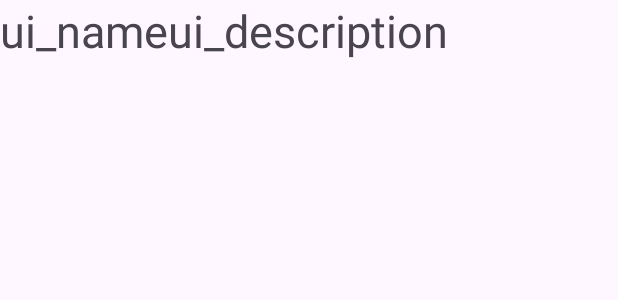
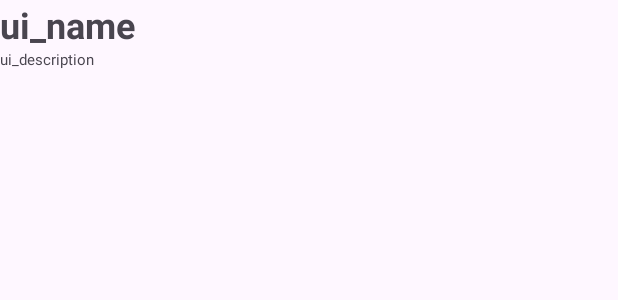
Before and after one commit to 2JyinLogic/Android-All-in-One-Learning-App, an Android app: the layout list_item.xml on its own in the app's theme, with its tools: preview values and no code run, on a phone screen of 412 x 824 dp. Shown: the top 300 px of the screen. Run offline under Robolectric (Android 15) with nearby library versions, the phone set to English and light mode, and no system bars.

Commit message:
beautify the search bar

```diff
--- a/app/src/main/java/com/can301/gp/searchbar/SearchAdapder.java
+++ b/app/src/main/java/com/can301/gp/searchbar/SearchAdapder.java
@@ -78,6 +78,7 @@ public class SearchAdapder extends BaseAdapter implements Filterable {
         final Demonstration item = (Demonstration)getItem(position);
 
         holder.ui_name.setText(item.title);
+        holder.ui_name.setCompoundDrawablesWithIntrinsicBounds(item.iconId, 0, 0, 0);
         holder.ui_description.setText(item.description);
 
 
--- a/app/src/main/res/layout/list_item.xml
+++ b/app/src/main/res/layout/list_item.xml
@@ -2,25 +2,26 @@
 <LinearLayout xmlns:android="http://schemas.android.com/apk/res/android"
     android:layout_width="match_parent"
     android:layout_height="match_parent"
-    android:orientation="horizontal"
+    android:orientation="vertical"
     android:descendantFocusability="blocksDescendants"
     >
+
     <TextView
         android:id="@+id/ui_name"
-        android:text="ui_name"
         android:layout_width="wrap_content"
         android:layout_height="wrap_content"
-        android:textSize="30sp"
-        />
+        android:text="ui_name"
+        android:textSize="24sp"
+        android:textStyle="bold" />
     <TextView
         android:id="@+id/ui_description"
         android:text="ui_description"
         android:layout_width="wrap_content"
         android:layout_height="wrap_content"
-        android:textSize="30sp"
+        android:ellipsize="end"
+        android:singleLine="true"
+        android:textSize="10sp"
         />
 
 
-
-
 </LinearLayout>
```
